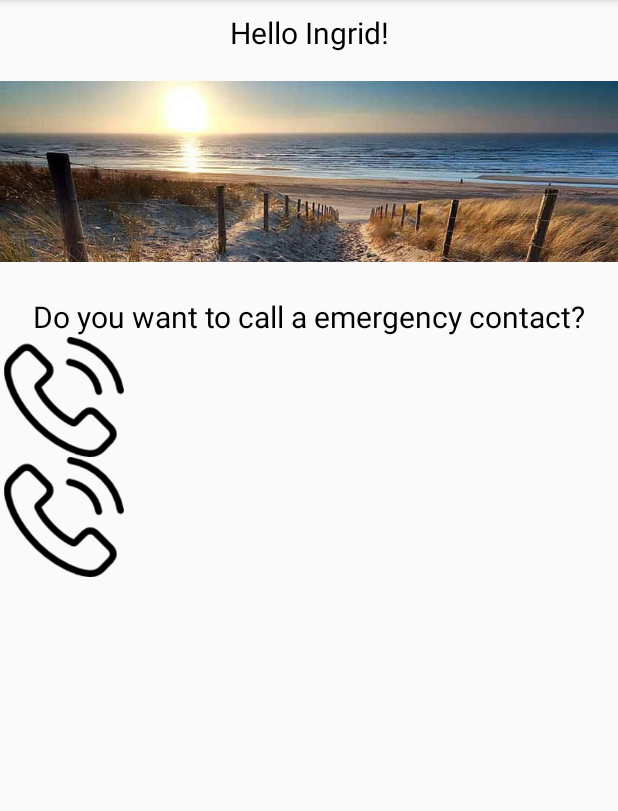
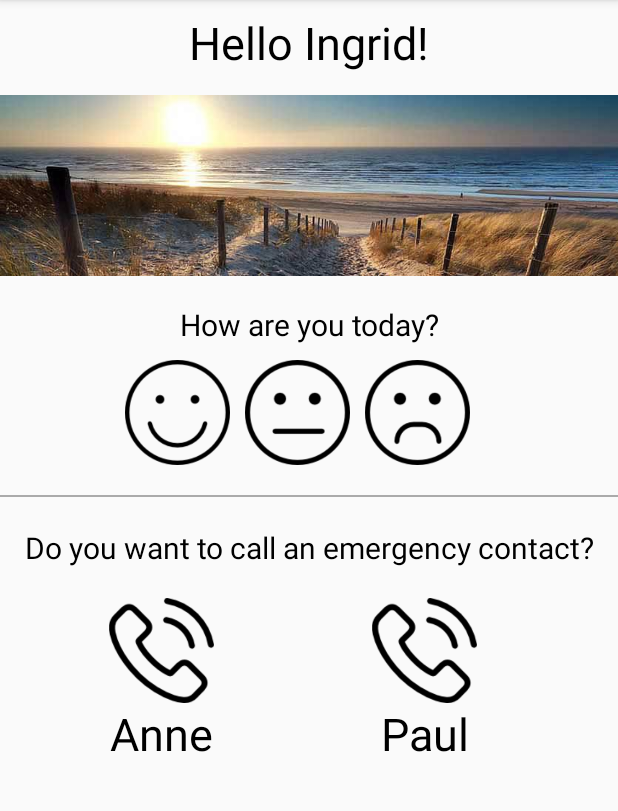
Before and after one commit to alassadi/EldHelp, an Android app: the MainActivity screen opened directly, with no data from a screen before it, on a phone screen of 412 x 824 dp, the part 84-895 px from its top. Run offline under Robolectric (Android 15) with nearby library versions, the phone set to English and light mode, and no system bars.

Commit message:
layout main activity

```diff
--- a/app/src/main/java/com/company/eldhelp/MainActivity.java
+++ b/app/src/main/java/com/company/eldhelp/MainActivity.java
@@ -2,6 +2,8 @@ package com.company.eldhelp;
 
 import android.support.v7.app.AppCompatActivity;
 import android.os.Bundle;
+import android.widget.ImageView;
+import android.widget.TextView;
 
 public class MainActivity extends AppCompatActivity{
 
--- a/app/src/main/res/layout/content_main.xml
+++ b/app/src/main/res/layout/content_main.xml
@@ -15,42 +15,135 @@
         android:textAlignment="center"
         android:textAppearance="@style/TextAppearance.AppCompat.Large"
         android:textColor="#000000"
-        android:textSize="20sp"
+        android:textSize="30sp"
         app:layout_constraintTop_toTopOf="parent" />
 
+
     <ImageView
-        android:id="@+id/sea"
+        android:id="@+id/seaimage"
         android:layout_width="match_parent"
         android:layout_height="150dp"
-        android:layout_marginTop="4dp"
-        app:layout_constraintTop_toBottomOf="@+id/text1"
+                app:layout_constraintTop_toBottomOf="@+id/text1"
         app:srcCompat="@drawable/sea" />
 
     <TextView
         android:id="@+id/text2"
         android:layout_width="match_parent"
         android:layout_height="wrap_content"
-        android:layout_marginTop="8dp"
-        android:text="Do you want to call a emergency contact?"
+        android:layout_marginTop="4dp"
+        android:text="How are you today?"
         android:textAlignment="center"
         android:textAppearance="@style/TextAppearance.AppCompat.Large"
         android:textColor="#000000"
         android:textSize="20sp"
-        app:layout_constraintTop_toBottomOf="@id/sea" />
+        app:layout_constraintTop_toBottomOf="@id/seaimage" />
+
+    <TextView
+        android:layout_width="wrap_content"
+        android:layout_height="wrap_content"
+        android:layout_marginTop="10dp"
+        android:id="@+id/leer1"
+        app:layout_constraintTop_toBottomOf="@id/text2"/>
+
+    <ImageView
+        android:layout_width="70dp"
+        android:layout_height="70dp"
+        android:id="@+id/smiley1"
+        android:layout_marginLeft="83dp"
+        android:layout_marginTop="10dp"
+        app:layout_constraintTop_toBottomOf="@id/text2"
+        app:layout_constraintStart_toEndOf="@id/leer1"
+        android:src="@drawable/smileygood"/>
+
+    <ImageView
+        android:layout_width="70dp"
+        android:layout_height="70dp"
+        android:id="@+id/smiley2"
+        android:layout_marginLeft="10dp"
+        android:layout_marginTop="10dp"
+        app:layout_constraintTop_toBottomOf="@id/text2"
+        app:layout_constraintStart_toEndOf="@id/smiley1"
+        android:src="@drawable/smileyokay"/>
+
+    <ImageView
+        android:layout_width="70dp"
+        android:layout_height="70dp"
+        android:layout_marginLeft="10dp"
+        android:layout_marginTop="10dp"
+        android:id="@+id/smiley3"
+        app:layout_constraintTop_toBottomOf="@id/text2"
+        app:layout_constraintStart_toEndOf="@id/smiley2"
+        android:src="@drawable/smileybad" />
+
+    <View
+        android:layout_width="match_parent"
+        android:id="@+id/linie"
+        android:layout_height="1dp"
+        android:layout_marginTop="20dp"
+        android:background="@android:color/darker_gray"
+        app:layout_constraintTop_toBottomOf="@id/smiley2" />
+
+    <TextView
+        android:id="@+id/text3"
+        android:layout_width="match_parent"
+        android:layout_height="wrap_content"
+        android:layout_marginTop="20dp"
+        android:text="Do you want to call an emergency contact?"
+        android:textAlignment="center"
+        android:textAppearance="@style/TextAppearance.AppCompat.Large"
+        android:textColor="#000000"
+        android:textSize="20sp"
+        app:layout_constraintTop_toBottomOf="@id/linie" />
+
+    <TextView
+        android:layout_width="wrap_content"
+        android:layout_height="wrap_content"
+        android:id="@+id/leer"
+        app:layout_constraintTop_toBottomOf="@id/text3"/>
 
     <ImageView
         android:id="@+id/call1"
-        android:layout_width="85dp"
-        android:layout_height="80dp"
-        app:layout_goneMarginLeft="20dp"
+        android:layout_width="75dp"
+        android:layout_height="70dp"
+        android:layout_marginTop="20dp"
+        android:layout_marginLeft="70dp"
         android:src="@drawable/phonecall"
-        app:layout_constraintTop_toBottomOf="@+id/text2" />
+        app:layout_constraintTop_toBottomOf="@+id/text3"
+        app:layout_constraintStart_toEndOf="@id/leer"/>
+
+    <TextView
+        android:id="@+id/contact1"
+        android:layout_width="75dp"
+        android:layout_height="wrap_content"
+        android:text="Anne"
+        android:textAlignment="center"
+        android:textAppearance="@style/TextAppearance.AppCompat.Large"
+        android:textColor="#000000"
+        android:textSize="30sp"
+        app:layout_constraintTop_toBottomOf="@+id/call1"
+        app:layout_constraintStart_toStartOf="@id/call1"/>
+
 
     <ImageView
-        android:layout_width="85dp"
-        android:layout_height="80dp"
+        android:layout_width="75dp"
+        android:layout_height="70dp"
         android:src="@drawable/phonecall"
+        android:layout_marginTop="20dp"
+        android:layout_marginStart="100dp"
         android:id="@+id/call2"
-        app:layout_constraintTop_toBottomOf="@id/call1"/>
+        app:layout_constraintTop_toBottomOf="@id/text3"
+        app:layout_constraintStart_toEndOf="@id/call1"/>
+
+    <TextView
+        android:id="@+id/contact2"
+        android:layout_width="75dp"
+        android:layout_height="wrap_content"
+        android:text="Paul"
+        android:textAlignment="center"
+        android:textAppearance="@style/TextAppearance.AppCompat.Large"
+        android:textColor="#000000"
+        android:textSize="30sp"
+        app:layout_constraintTop_toBottomOf="@+id/call2"
+        app:layout_constraintStart_toStartOf="@id/call2"/>
 
 </android.support.constraint.ConstraintLayout>
```
Also changed, not shown: app/src/main/res/drawable/smileybad.png (added), app/src/main/res/drawable/smileygood.png (added), app/src/main/res/drawable/smileyokay.png (added).
